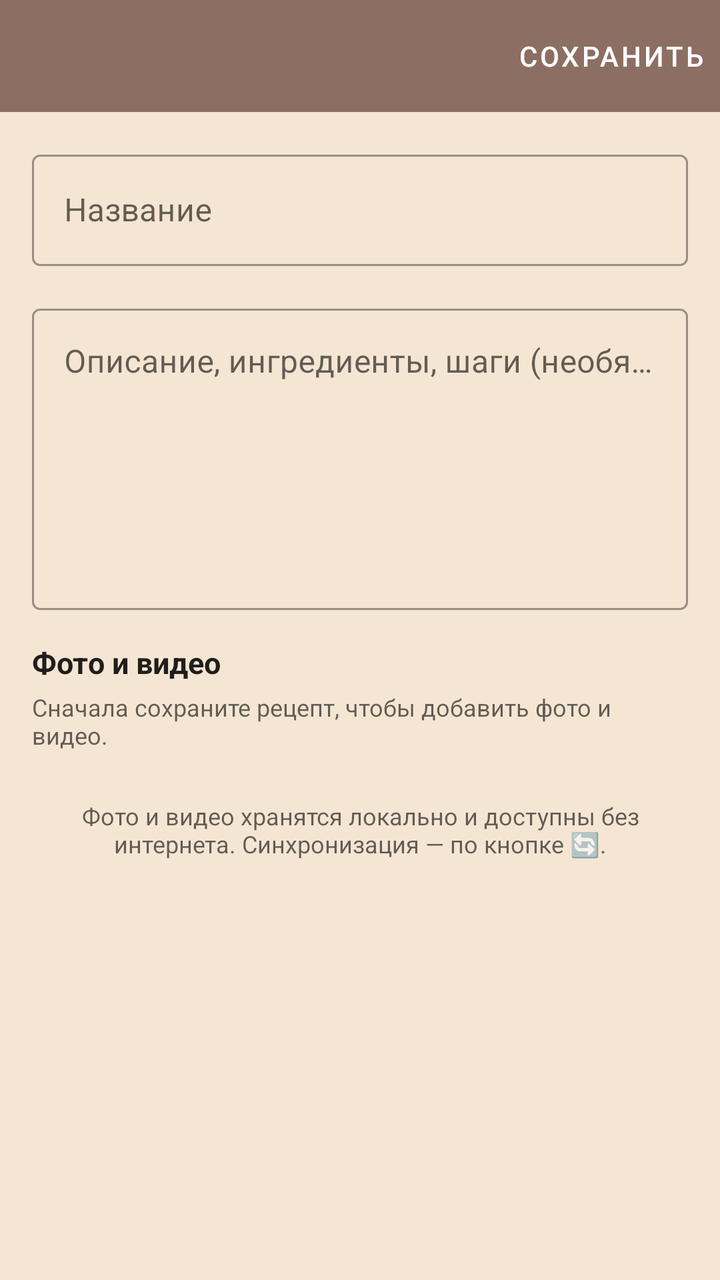
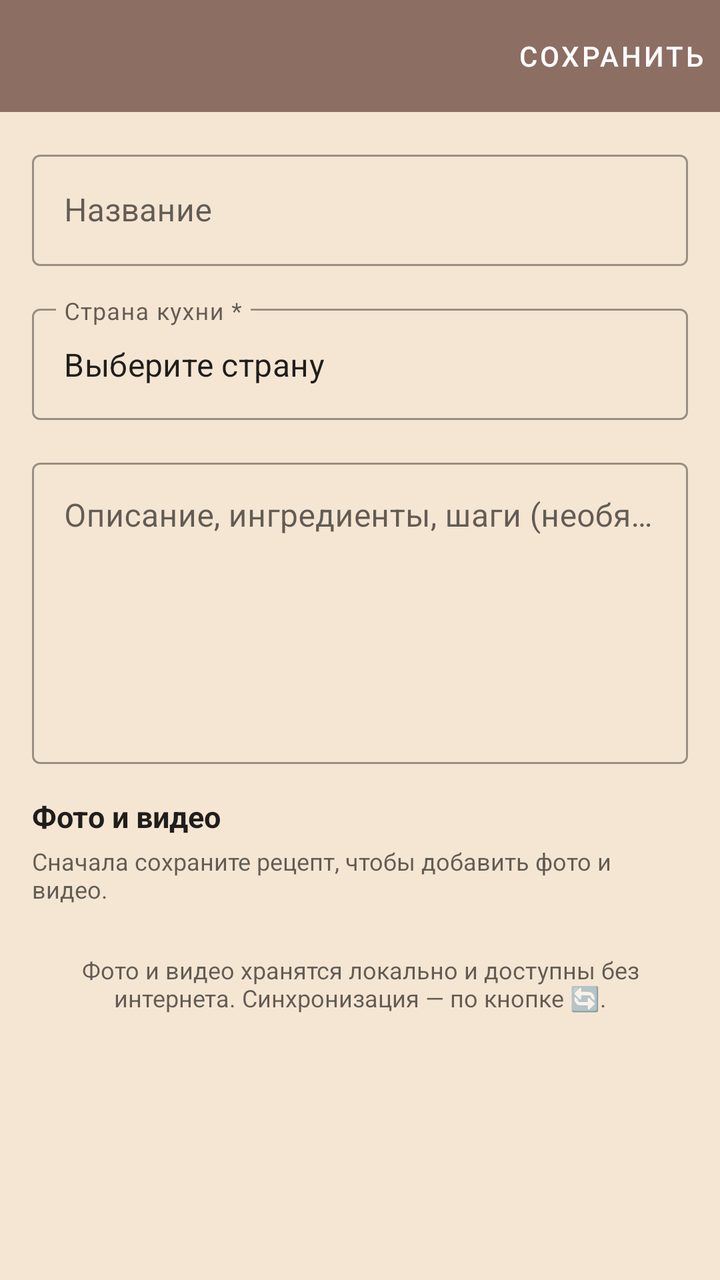

Compare the two renders of this Android layout. The source of the first and the diff that turns it into the second are given below.
<!-- AndroidManifest.xml: application theme Theme.BAZA -->
<!-- res/layout/activity_recipe_edit.xml -->
<?xml version="1.0" encoding="utf-8"?>
<androidx.coordinatorlayout.widget.CoordinatorLayout
    xmlns:android="http://schemas.android.com/apk/res/android"
    xmlns:app="http://schemas.android.com/apk/res-auto"
    xmlns:tools="http://schemas.android.com/tools"
    android:layout_width="match_parent"
    android:layout_height="match_parent">

    <LinearLayout
        android:layout_width="match_parent"
        android:layout_height="match_parent"
        android:orientation="vertical">

        <com.google.android.material.appbar.MaterialToolbar
            android:id="@+id/toolbar"
            android:layout_width="match_parent"
            android:layout_height="wrap_content"
            android:background="?attr/colorPrimary"
            android:theme="@style/ThemeOverlay.MaterialComponents.Toolbar.Primary"
            app:titleTextColor="?attr/colorOnPrimary"
            tools:title="Новый рецепт">

            <com.google.android.material.button.MaterialButton
                android:id="@+id/btnSave"
                style="@style/Widget.MaterialComponents.Button.TextButton"
                android:layout_width="wrap_content"
                android:layout_height="wrap_content"
                android:layout_gravity="end"
                android:text="Сохранить"
                android:textColor="?attr/colorOnPrimary" />

        </com.google.android.material.appbar.MaterialToolbar>

        <androidx.core.widget.NestedScrollView
            android:layout_width="match_parent"
            android:layout_height="0dp"
            android:layout_weight="1"
            android:fillViewport="true">

            <LinearLayout
                android:layout_width="match_parent"
                android:layout_height="wrap_content"
                android:orientation="vertical"
                android:padding="16dp">

                
                <com.google.android.material.textfield.TextInputLayout
                    android:id="@+id/tilTitle"
                    style="@style/Widget.MaterialComponents.TextInputLayout.OutlinedBox"
                    android:layout_width="match_parent"
                    android:layout_height="wrap_content"
                    android:hint="Название">

                    <com.google.android.material.textfield.TextInputEditText
                        android:id="@+id/etTitle"
                        android:layout_width="match_parent"
                        android:layout_height="wrap_content"
                        android:inputType="textCapSentences"
                        android:maxLines="3" />

                </com.google.android.material.textfield.TextInputLayout>

                
                <com.google.android.material.textfield.TextInputLayout
                    android:id="@+id/tilDescription"
                    style="@style/Widget.MaterialComponents.TextInputLayout.OutlinedBox"
                    android:layout_width="match_parent"
                    android:layout_height="wrap_content"
                    android:layout_marginTop="16dp"
                    android:hint="Описание, ингредиенты, шаги (необязательно)">

                    <com.google.android.material.textfield.TextInputEditText
                        android:id="@+id/etDescription"
                        android:layout_width="match_parent"
                        android:layout_height="wrap_content"
                        android:gravity="top|start"
                        android:inputType="textMultiLine|textCapSentences"
                        android:minLines="6"
                        android:maxLines="20" />

                </com.google.android.material.textfield.TextInputLayout>

                
                
                
                
                
                
                
                <LinearLayout
                    android:id="@+id/mediaBlock"
                    android:layout_width="match_parent"
                    android:layout_height="wrap_content"
                    android:layout_marginTop="16dp"
                    android:orientation="vertical">

                    <TextView
                        android:layout_width="wrap_content"
                        android:layout_height="wrap_content"
                        android:text="Фото и видео"
                        android:textColor="?android:attr/textColorPrimary"
                        android:textSize="15sp"
                        android:textStyle="bold" />

                    <TextView
                        android:id="@+id/tvMediaHint"
                        android:layout_width="match_parent"
                        android:layout_height="wrap_content"
                        android:layout_marginTop="4dp"
                        android:text="Сначала сохраните рецепт, чтобы добавить фото и видео."
                        android:textColor="?android:attr/textColorSecondary"
                        android:textSize="12sp" />

                    <androidx.recyclerview.widget.RecyclerView
                        android:id="@+id/rvMedia"
                        android:layout_width="match_parent"
                        android:layout_height="wrap_content"
                        android:layout_marginTop="8dp"
                        android:clipToPadding="false"
                        android:paddingTop="4dp"
                        android:paddingBottom="4dp"
                        android:scrollbars="horizontal"
                        android:visibility="gone"
                        tools:itemCount="3"
                        tools:listitem="@layout/item_recipe_media_edit"
                        tools:visibility="visible" />

                    <LinearLayout
                        android:id="@+id/llAddMediaButtons"
                        android:layout_width="match_parent"
                        android:layout_height="wrap_content"
                        android:layout_marginTop="8dp"
                        android:orientation="horizontal"
                        android:visibility="gone"
                        tools:visibility="visible">

                        <com.google.android.material.button.MaterialButton
                            android:id="@+id/btnAddPhoto"
                            style="@style/Widget.MaterialComponents.Button.OutlinedButton"
                            android:layout_width="0dp"
                            android:layout_height="wrap_content"
                            android:layout_weight="1"
                            android:layout_marginEnd="6dp"
                            android:text="📷 Добавить фото" />

                        <com.google.android.material.button.MaterialButton
                            android:id="@+id/btnAddVideo"
                            style="@style/Widget.MaterialComponents.Button.OutlinedButton"
                            android:layout_width="0dp"
                            android:layout_height="wrap_content"
                            android:layout_weight="1"
                            android:layout_marginStart="6dp"
                            android:text="🎬 Добавить видео" />

                    </LinearLayout>

                </LinearLayout>

                
                <TextView
                    android:layout_width="match_parent"
                    android:layout_height="wrap_content"
                    android:layout_marginTop="24dp"
                    android:gravity="center"
                    android:text="Фото и видео хранятся локально и доступны без интернета. Синхронизация — по кнопке 🔄."
                    android:textColor="?android:attr/textColorSecondary"
                    android:textSize="12sp" />

                <View
                    android:layout_width="match_parent"
                    android:layout_height="24dp" />

            </LinearLayout>

        </androidx.core.widget.NestedScrollView>

    </LinearLayout>

</androidx.coordinatorlayout.widget.CoordinatorLayout>
<!-- res/layout/item_recipe_media_edit.xml (included above) -->
<?xml version="1.0" encoding="utf-8"?>
<FrameLayout
    xmlns:android="http://schemas.android.com/apk/res/android"
    xmlns:app="http://schemas.android.com/apk/res-auto"
    xmlns:tools="http://schemas.android.com/tools"
    android:layout_width="wrap_content"
    android:layout_height="wrap_content"
    android:layout_marginEnd="8dp">

    
    <ImageView
        android:id="@+id/ivThumb"
        android:layout_width="96dp"
        android:layout_height="96dp"
        android:background="?android:attr/colorBackground"
        android:contentDescription="Медиа рецепта"
        android:scaleType="centerCrop"
        android:src="@drawable/ic_item_default" />

    
    <TextView
        android:id="@+id/tvTypeBadge"
        android:layout_width="wrap_content"
        android:layout_height="wrap_content"
        android:layout_gravity="bottom|start"
        android:layout_margin="4dp"
        android:background="#99000000"
        android:paddingStart="6dp"
        android:paddingEnd="6dp"
        android:paddingTop="2dp"
        android:paddingBottom="2dp"
        android:text="🎬"
        android:textColor="#FFFFFF"
        android:textSize="11sp"
        android:visibility="gone"
        tools:visibility="visible" />

    
    <ImageButton
        android:id="@+id/btnRemove"
        android:layout_width="28dp"
        android:layout_height="28dp"
        android:layout_gravity="top|end"
        android:layout_margin="4dp"
        android:background="@drawable/btn_dark_circle"
        android:contentDescription="Удалить медиа"
        android:padding="4dp"
        android:src="@android:drawable/ic_menu_close_clear_cancel"
        android:tint="#FFFFFF" />

</FrameLayout>
<!-- resources referenced by this layout -->
<resources>
  <!-- drawable btn_dark_circle (drawable) -->
  <?xml version="1.0" encoding="utf-8"?>
  <shape xmlns:android="http://schemas.android.com/apk/res/android"
      android:shape="oval">
      <solid android:color="#33FFFFFF" />
      <stroke
          android:width="2dp"
          android:color="#FFFFFF" />
      <padding
          android:left="8dp"
          android:top="8dp"
          android:right="8dp"
          android:bottom="8dp" />
  </shape>
  <!-- drawable ic_item_default (drawable) -->
  <?xml version="1.0" encoding="utf-8"?>
  <vector xmlns:android="http://schemas.android.com/apk/res/android"
      android:width="48dp"
      android:height="48dp"
      android:viewportWidth="24"
      android:viewportHeight="24">
      <path
          android:fillColor="#42A5F5"
          android:pathData="M20,6h-4V4c0,-1.1 -0.9,-2 -2,-2h-4c-1.1,0 -2,0.9 -2,2v2H4c-1.1,0 -2,0.9 -2,2v12c0,1.1 0.9,2 2,2h16c1.1,0 2,-0.9 2,-2V8c0,-1.1 -0.9,-2 -2,-2zM10,4h4v2h-4V4zM20,20H4V8h16v12z" />
      <path
          android:fillColor="#42A5F5"
          android:pathData="M11,10h2v8h-2z" />
      <path
          android:fillColor="#42A5F5"
          android:pathData="M8,13h8v2H8z" />
  </vector>
  <style name="Theme.BAZA" parent="Theme.MaterialComponents.DayNight.NoActionBar">
          <item name="colorPrimary">@color/colorPrimary</item>
          <item name="colorPrimaryDark">@color/colorPrimaryDark</item>
          <item name="colorAccent">@color/colorAccent</item>
  
          
          <item name="android:windowBackground">@color/windowBackground</item>
          <item name="android:colorBackground">@color/windowBackground</item>
          <item name="colorSurface">@color/windowBackground</item>
      </style>
  <color name="colorPrimary">#8D6E63</color>
  <color name="colorPrimaryDark">#6D4C41</color>
  <color name="colorAccent">#C97B63</color>
  <color name="windowBackground">#F5E6D3</color>
</resources>

<!-- the commit's change to res/layout/activity_recipe_edit.xml (unified diff, before → after) -->
@@ -28,7 +28,6 @@
                 android:layout_gravity="end"
                 android:text="Сохранить"
                 android:textColor="?attr/colorOnPrimary" />
-
         </com.google.android.material.appbar.MaterialToolbar>
 
         <androidx.core.widget.NestedScrollView
@@ -57,7 +56,27 @@
                         android:layout_height="wrap_content"
                         android:inputType="textCapSentences"
                         android:maxLines="3" />
-
+                </com.google.android.material.textfield.TextInputLayout>
+
+                
+                <com.google.android.material.textfield.TextInputLayout
+                    android:id="@+id/tilCountry"
+                    style="@style/Widget.MaterialComponents.TextInputLayout.OutlinedBox"
+                    android:layout_width="match_parent"
+                    android:layout_height="wrap_content"
+                    android:layout_marginTop="16dp"
+                    android:hint="Страна кухни *">
+
+                    <com.google.android.material.textfield.TextInputEditText
+                        android:id="@+id/etCountry"
+                        android:layout_width="match_parent"
+                        android:layout_height="wrap_content"
+                        android:focusable="false"
+                        android:clickable="true"
+                        android:cursorVisible="false"
+                        android:inputType="none"
+                        android:maxLines="1"
+                        android:text="Выберите страну" />
                 </com.google.android.material.textfield.TextInputLayout>
 
                 
@@ -77,7 +96,6 @@
                         android:inputType="textMultiLine|textCapSentences"
                         android:minLines="6"
                         android:maxLines="20" />
-
                 </com.google.android.material.textfield.TextInputLayout>
 
                 
@@ -151,9 +169,7 @@
                             android:layout_weight="1"
                             android:layout_marginStart="6dp"
                             android:text="🎬 Добавить видео" />
-
                     </LinearLayout>
-
                 </LinearLayout>
 
                 
@@ -169,13 +185,9 @@
                 <View
                     android:layout_width="match_parent"
                     android:layout_height="24dp" />
-
             </LinearLayout>
-
         </androidx.core.widget.NestedScrollView>
-
     </LinearLayout>
-
 </androidx.coordinatorlayout.widget.CoordinatorLayout>
 <!-- res/layout/item_recipe_media_edit.xml (included above) -->
 <?xml version="1.0" encoding="utf-8"?>
